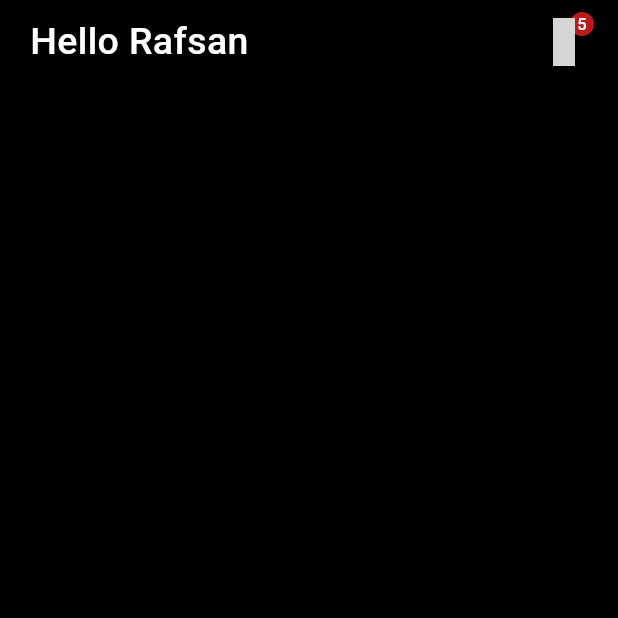
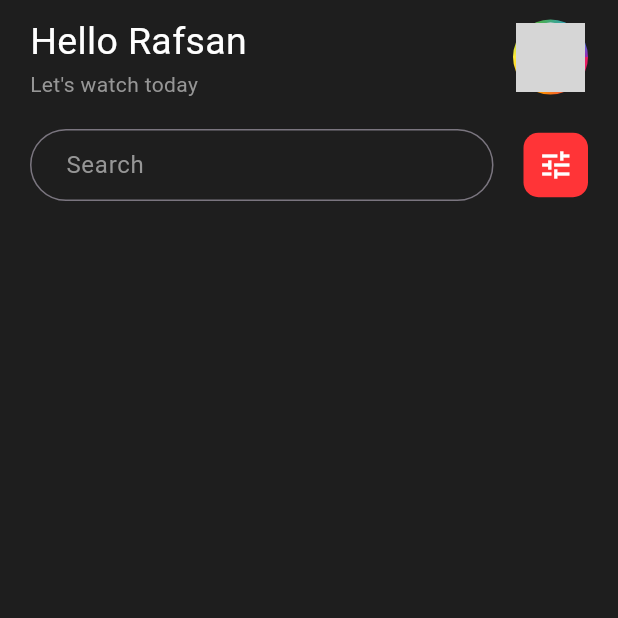
Before and after one commit to masud51435/uiptv_repo, a Flutter app: the screen it shows after launch, on a phone screen of 412 x 824 dp, the top half of it. Run offline on Flutter 3.47's test engine with Material 3 defaults, Android fonts, the phone set to English and light mode, and no system bars; our stand-ins replace get; network calls fail; grey boxes are pictures that could not be loaded.

Commit message:
added search bar

```diff
--- a/lib/core/app_colors.dart
+++ b/lib/core/app_colors.dart
@@ -1,6 +1,8 @@
 import 'package:flutter/material.dart';
 
-Color selectedButtonColor = Color(0xFFFF3440);
-Color redColor = Color(0xFFFF3437);
-Color whiteColor = Color(0xFFFFFFFF);
-Color greyColor = Color(0xFF969696);
+const Color selectedButtonColor = Color(0xFFFF3440);
+const Color redColor = Color(0xFFFF3437);
+const Color whiteColor = Color(0xFFFFFFFF);
+const Color greyColor = Color(0xFF969696);
+const Color borderColor = Color(0xFF888A8F);
+const Color blackColor = Color(0xFF1E1E1E);
--- a/lib/feature/home_page/home_page.dart
+++ b/lib/feature/home_page/home_page.dart
@@ -1,3 +1,4 @@
+import 'package:UIPtv/feature/home_page/widgets/app_search_bar.dart';
 import 'package:UIPtv/feature/home_page/widgets/appbar.dart';
 import 'package:flutter/material.dart';
 
@@ -6,7 +7,8 @@ class HomePage extends StatelessWidget {
 
   @override
   Widget build(BuildContext context) {
-    return Scaffold(
+    return SafeArea(
+      child: Scaffold(
         body: SafeArea(
           child: SingleChildScrollView(
             padding: EdgeInsets.symmetric(horizontal: 20, vertical: 10),
@@ -14,7 +16,9 @@ class HomePage extends StatelessWidget {
               children: [
                 HomeAppBar(),
                 SizedBox(height: 20),
+                HomeSearchBar(hintText: 'Search'),
               ],
+            ),
           ),
         ),
       ),
--- /dev/null
+++ b/lib/feature/home_page/widgets/app_search_bar.dart
@@ -0,0 +1,58 @@
+import 'package:flutter/material.dart';
+
+import '../../../core/app_colors.dart';
+
+class HomeSearchBar extends StatefulWidget {
+  const HomeSearchBar({
+    super.key,
+    required this.hintText,
+    this.hintStyle = const TextStyle(color: greyColor),
+    this.onTap,
+  });
+
+  final String hintText;
+  final TextStyle? hintStyle;
+  final void Function()? onTap;
+
+  @override
+  State<HomeSearchBar> createState() => _HomeSearchBarState();
+}
+
+class _HomeSearchBarState extends State<HomeSearchBar> {
+  @override
+  Widget build(BuildContext context) {
+    return Row(
+      children: [
+        Expanded(
+          child: TextFormField(
+            decoration: InputDecoration(
+              contentPadding: const EdgeInsets.symmetric(horizontal: 20),
+              hintText: widget.hintText,
+              hintStyle: widget.hintStyle,
+              border: OutlineInputBorder(
+                borderRadius: BorderRadius.circular(50),
+                borderSide: const BorderSide(color: borderColor),
+              ),
+            ),
+          ),
+        ),
+        SizedBox(width: 20),
+        InkWell(
+          onTap: widget.onTap,
+          child: Container(
+            height: 43,
+            width: 43,
+            decoration: BoxDecoration(
+              color: redColor,
+              borderRadius: BorderRadius.circular(10),
+            ),
+            child: const Icon(
+              Icons.tune,
+              color: whiteColor,
+            ),
+          ),
+        )
+      ],
+    );
+  }
+}
--- a/lib/feature/home_page/widgets/appbar.dart
+++ b/lib/feature/home_page/widgets/appbar.dart
@@ -1,7 +1,5 @@
 import 'package:UIPtv/core/app_colors.dart';
 import 'package:flutter/material.dart';
-import 'package:get/get.dart';
-import 'package:iconsax/iconsax.dart';
 
 class HomeAppBar extends StatelessWidget {
   const HomeAppBar({
@@ -13,21 +11,48 @@ class HomeAppBar extends StatelessWidget {
     return Row(
       mainAxisAlignment: MainAxisAlignment.spaceBetween,
       children: [
+        Column(
+          crossAxisAlignment: CrossAxisAlignment.start,
+          children: [
             Text(
               'Hello Rafsan',
               style: TextStyle(
                 fontSize: 25,
-            fontWeight: FontWeight.w500,
                 color: whiteColor,
               ),
             ),
-        InkWell(
-          onTap: () => Get.toNamed('/notifications'),
-          child: const Badge(
-            label: Text('5'),
-            child: Icon(
-              Iconsax.notification5,
-              size: 32,
+            Text(
+              "Let's watch today",
+              style: TextStyle(
+                fontSize: 14,
+                color: greyColor,
+              ),
+            ),
+          ],
+        ),
+        Container(
+          height: 50,
+          width: 50,
+          decoration: BoxDecoration(
+            shape: BoxShape.circle,
+            gradient: SweepGradient(
+              colors: [
+                Colors.pink,
+                Colors.orange,
+                Colors.yellow,
+                Colors.green,
+                Colors.blue,
+                Colors.purple,
+                Colors.pink,
+              ],
+              stops: [0.1, 0.3, 0.5, 0.7, 0.9, 1.0, 1.0],
+            ),
+          ),
+          child: Padding(
+            padding: const EdgeInsets.all(2.0),
+            child: CircleAvatar(
+              backgroundImage: NetworkImage(
+                  'https://media.wired.com/photos/5933592f283bfc394dcbef9f/master/w_1600,c_limit/zuckerberg.jpg'),
             ),
           ),
         )
--- a/lib/main.dart
+++ b/lib/main.dart
@@ -1,3 +1,4 @@
+import 'package:UIPtv/core/app_colors.dart';
 import 'package:UIPtv/core/app_routes.dart';
 import 'package:flutter/material.dart';
 import 'package:get/get.dart';
@@ -17,7 +18,7 @@ class MyApp extends StatelessWidget {
       title: 'UIPtv',
       theme: ThemeData(
         colorScheme: ColorScheme.fromSeed(seedColor: Colors.deepPurple),
-        scaffoldBackgroundColor: Colors.black,
+        scaffoldBackgroundColor: blackColor,
         useMaterial3: true,
       ),
       initialRoute: AppRoutes.HOME,
```
Lines whose indentation alone changed are shown as unchanged.
